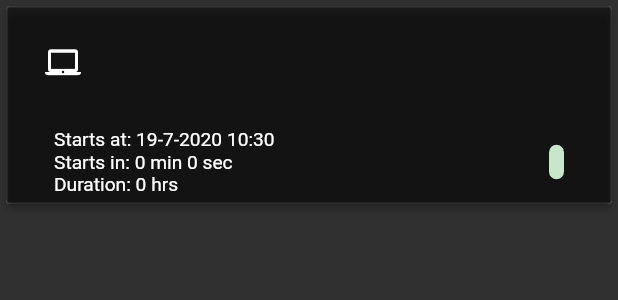
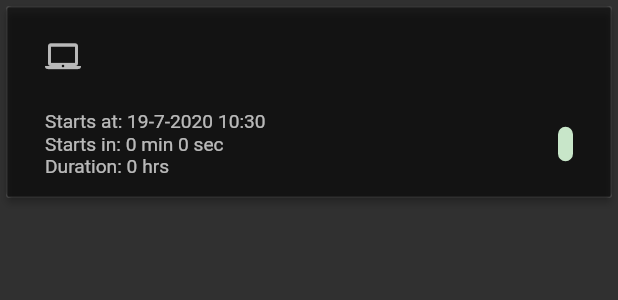
Before and after one commit to spazewalker/cp_list, a Flutter app: what elementl() shows on an empty page, opened directly, on a phone screen of 412 x 824 dp. Shown: the top 300 px of the screen. Run offline on Flutter 3.47's test engine with Material 2 defaults, Android fonts, the phone set to English and light mode, and no system bars; our stand-ins replace firebase_analytics, firebase_messaging; missing offline and left inert: add_2_calendar, dart:ffi; accounts and stored records are empty; network calls fail.

Commit message:
minor fix and color changes

```diff
--- a/lib/data.dart
+++ b/lib/data.dart
@@ -1,4 +1,5 @@
 import 'dart:convert';
+import 'dart:ffi';
 import 'dart:ui';
 import 'package:flutter/material.dart';
 import 'package:http/http.dart' as http;
@@ -238,12 +239,13 @@ Card elementl(Contest contest) {
         mainAxisSize: MainAxisSize.min,
         children: <Widget>[
           ListTile(
-            contentPadding: EdgeInsets.all(10),
-            leading: Icon(Icons.laptop_mac),
+            contentPadding: EdgeInsets.fromLTRB(10,6,10,1),
+            leading: Icon(Icons.laptop_mac,color: Colors.white70,),
             title: Text(contest.event,textScaleFactor: 1.1,),
           ),
           ListTile(
-            title: Text(getStringtoPrintl(contest),textScaleFactor: 0.8,),
+            title: Text(getStringtoPrintl(contest),textScaleFactor: 0.8,style: TextStyle(color: Colors.white70),),
+                        contentPadding: EdgeInsets.fromLTRB(10,1,10,8),
             trailing: Container(
               decoration: BoxDecoration(
                   color: contest.color,
@@ -281,12 +283,13 @@ Card element(Contest contest) {
         mainAxisSize: MainAxisSize.min,
         children: <Widget>[
           ListTile(
-            contentPadding: EdgeInsets.all(10),
-            leading: Icon(Icons.laptop_mac),
+            contentPadding: EdgeInsets.fromLTRB(10, 6, 10, 1),
+            leading: Icon(Icons.laptop_mac,color: Colors.white70,),
             title: Text(contest.event,textScaleFactor: 1.1,),
           ),
           ListTile(
-            title: Text(getStringtoPrint(contest),textScaleFactor: 0.8,),
+                        contentPadding: EdgeInsets.fromLTRB(10, 1, 10, 8),
+            title: Text(getStringtoPrint(contest),textScaleFactor: 0.8,style: TextStyle(color: Colors.white70),),
             trailing: Container(
               decoration: BoxDecoration(
                   color: contest.color,
@@ -348,10 +351,18 @@ String timeLeft(DateTime endTime) {
 }
 
 String duration(Duration duration) {
-  if(duration.inMinutes%60==0){
+  // if(duration.inDays>7){
+  //   if(duration.inDays%7==0)
+  //   return ((duration.inDays/7).truncate()).toString()+" weeks";
+  //   else
+  //   return (duration.inDays/7).toString()+" weeks "+(duration.inDays).toString()+" days";
+  // }else
+  if(duration.inHours>36){
+    return (duration.inDays).toString()+" days";
+  }else if(duration.inMinutes%60==0){
      return (duration.inHours).toString()+" hrs";
   } else {
-     return (duration.inHours).toString()+':'+(duration.inMinutes).toString()+" hrs";
+     return (duration.inHours).toString()+':'+(duration.inMinutes%60).toString()+" hrs";
   }
 }
 
--- a/lib/main.dart
+++ b/lib/main.dart
@@ -90,19 +90,19 @@ class _HomeState extends State<Home> {
         print("onMessage: $message");
         String url = message['data'].link;
         print(url);
-        launch(url);
+        await launch(url);
       },
       onLaunch: (Map<String, dynamic> message) async {
         print("onLaunch: $message");
         String url = message['data']['link'].link;
         print(url);
-        launch(url);
+        await launch(url);
       },
       onResume: (Map<String, dynamic> message) async {
         print("onResume: $message");
         String url = message['data']['link'].link;
         print(url);
-        launch(url);
+        await launch(url);
       },
     );
     _firebaseMessaging.requestNotificationPermissions(
```
